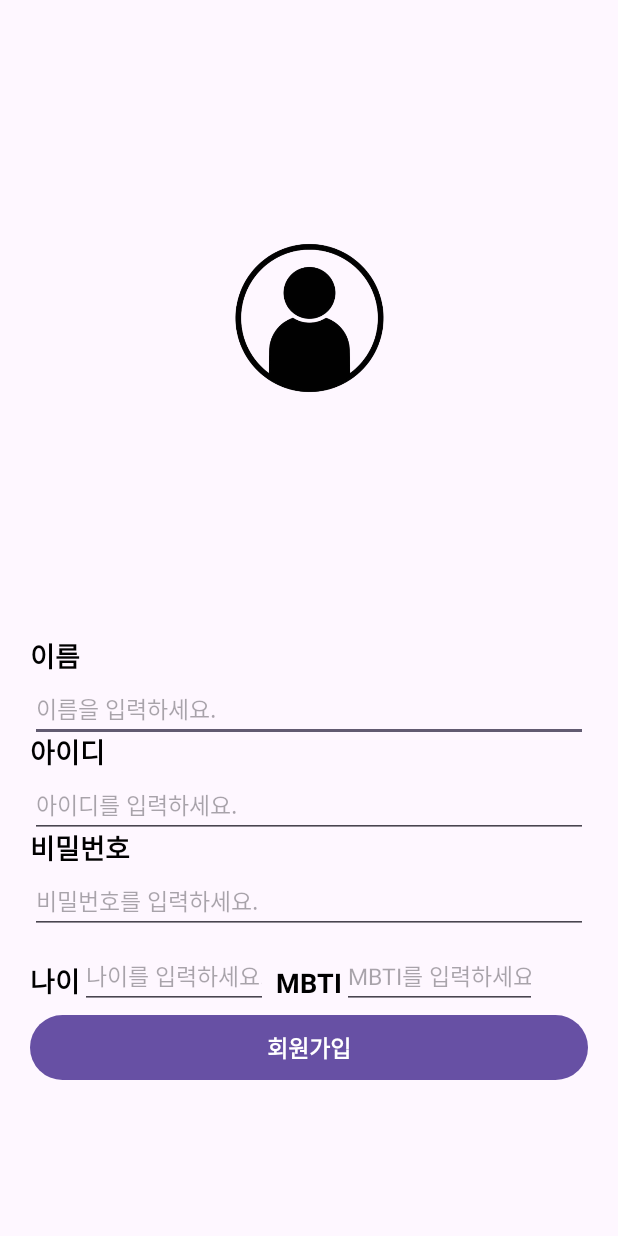
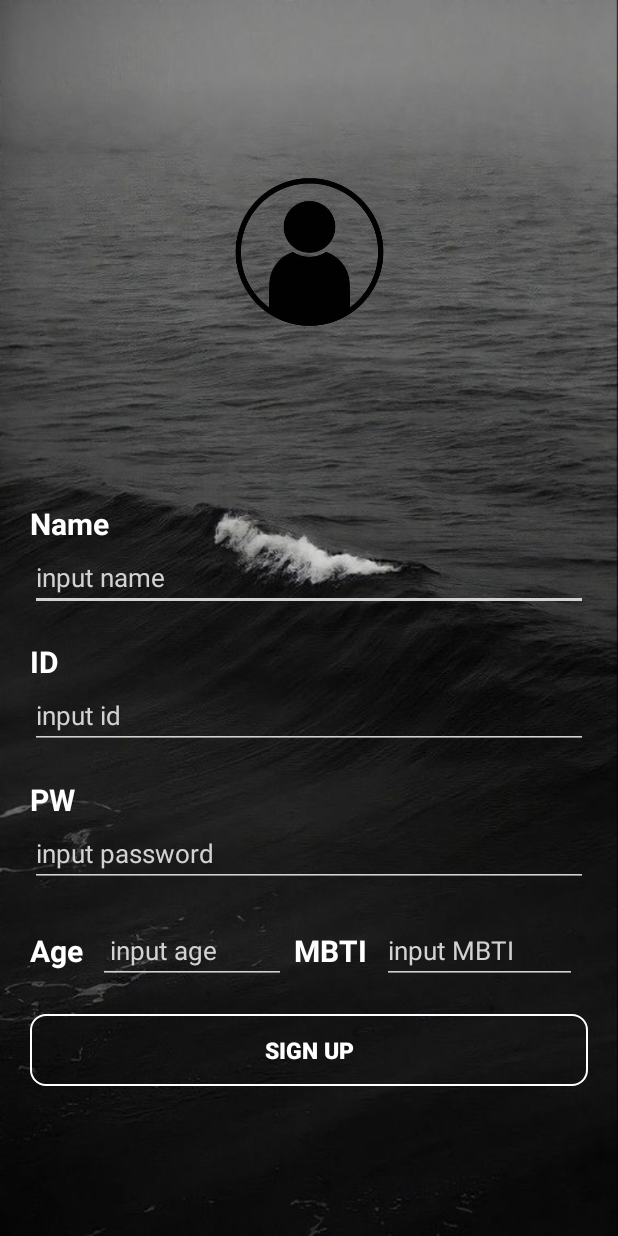
Before and after one commit to SoftyChoo/Kotlin_Study, an Android app: the SignUpActivity screen opened directly, with no data from a screen before it, on a phone screen of 412 x 824 dp. Run offline under Robolectric (Android 15) with nearby library versions, the phone set to English and light mode, and no system bars.

Commit message:
Design : UI

```diff
--- a/Assignment_Login/app/build.gradle
+++ b/Assignment_Login/app/build.gradle
@@ -9,7 +9,7 @@
 
     defaultConfig {
         applicationId "com.example.assignment_login"
-        minSdk 31
+        minSdk 30
         targetSdk 33
         versionCode 1
         versionName "1.0"
--- /dev/null
+++ b/Assignment_Login/app/src/main/res/drawable/btn_shape.xml
@@ -0,0 +1,14 @@
+<?xml version="1.0" encoding="utf-8"?>
+    <shape xmlns:android="http://schemas.android.com/apk/res/android" >
+
+        <solid android:color="#00ff0000" />
+        <stroke
+            android:width="1dp"
+            android:color="#ffffff" />
+        <corners
+            android:topLeftRadius="10dp"
+            android:topRightRadius="10dp"
+            android:bottomLeftRadius="10dp"
+            android:bottomRightRadius="10dp"  />
+
+    </shape>
--- a/Assignment_Login/app/src/main/res/layout/activity_sign_up.xml
+++ b/Assignment_Login/app/src/main/res/layout/activity_sign_up.xml
@@ -4,6 +4,7 @@
     xmlns:tools="http://schemas.android.com/tools"
     android:layout_width="match_parent"
     android:layout_height="match_parent"
+    android:background="@drawable/wave"
     tools:context=".SignUpActivity">
 
     <EditText
@@ -11,9 +12,12 @@
         android:layout_width="match_parent"
         android:layout_height="wrap_content"
         android:layout_margin="20dp"
-        android:hint="이름을 입력하세요."
-        android:textSize="15dp"
-        app:layout_constraintBottom_toTopOf="@+id/edit_id"
+        android:backgroundTint="@color/grey"
+        android:hint="input name"
+        android:textColor="@color/grey"
+        android:textColorHint="@color/grey"
+        android:textSize="17dp"
+        app:layout_constraintBottom_toTopOf="@+id/textView6"
         tools:layout_editor_absoluteX="20dp" />
 
     <EditText
@@ -21,9 +25,12 @@
         android:layout_width="match_parent"
         android:layout_height="wrap_content"
         android:layout_margin="20dp"
-        android:hint="아이디를 입력하세요."
-        android:textSize="15dp"
-        app:layout_constraintBottom_toTopOf="@+id/edit_pw"
+        android:backgroundTint="@color/grey"
+        android:hint="input id"
+        android:textColor="@color/grey"
+        android:textColorHint="@color/grey"
+        android:textSize="17dp"
+        app:layout_constraintBottom_toTopOf="@+id/textView5"
         tools:layout_editor_absoluteX="24dp" />
 
     <EditText
@@ -31,10 +38,13 @@
         android:layout_width="match_parent"
         android:layout_height="wrap_content"
         android:layout_margin="20dp"
-        android:hint="비밀번호를 입력하세요."
+        android:backgroundTint="@color/grey"
+        android:hint="input password"
         android:inputType="textPassword"
-        android:textSize="15dp"
-        app:layout_constraintBottom_toTopOf="@+id/textView8"
+        android:textColor="@color/grey"
+        android:textColorHint="@color/grey"
+        android:textSize="17dp"
+        app:layout_constraintBottom_toTopOf="@+id/edit_age"
         app:layout_constraintEnd_toEndOf="parent"
         app:layout_constraintStart_toStartOf="parent" />
 
@@ -43,9 +53,9 @@
         android:layout_width="wrap_content"
         android:layout_height="wrap_content"
         android:layout_marginLeft="20dp"
-        android:text="이름"
-        android:textColor="@color/black"
-        android:textSize="18dp"
+        android:text="Name"
+        android:textColor="@color/white"
+        android:textSize="20dp"
         android:textStyle="bold"
         app:layout_constraintBottom_toTopOf="@+id/edit_name"
         app:layout_constraintStart_toStartOf="parent" />
@@ -55,9 +65,9 @@
         android:layout_width="wrap_content"
         android:layout_height="wrap_content"
         android:layout_marginLeft="20dp"
-        android:text="비밀번호"
-        android:textColor="@color/black"
-        android:textSize="18dp"
+        android:text="PW"
+        android:textColor="@color/white"
+        android:textSize="20dp"
         android:textStyle="bold"
         app:layout_constraintBottom_toTopOf="@+id/edit_pw"
         app:layout_constraintStart_toStartOf="parent" />
@@ -67,9 +77,9 @@
         android:layout_width="wrap_content"
         android:layout_height="wrap_content"
         android:layout_marginStart="20dp"
-        android:text="아이디"
-        android:textColor="@color/black"
-        android:textSize="18dp"
+        android:text="ID"
+        android:textColor="@color/white"
+        android:textSize="20dp"
         android:textStyle="bold"
         app:layout_constraintBottom_toTopOf="@+id/edit_id"
         app:layout_constraintStart_toStartOf="parent" />
@@ -81,8 +91,10 @@
         android:layout_marginLeft="20dp"
         android:layout_marginRight="20dp"
         android:layout_marginBottom="100dp"
+        android:background="@drawable/btn_shape"
         android:padding="10dp"
-        android:text="회원가입"
+        android:text="Sign up"
+        android:textColor="@color/white"
         android:textSize="15dp"
         android:textStyle="bold"
         app:layout_constraintBottom_toBottomOf="parent"
@@ -105,21 +117,26 @@
         android:layout_width="wrap_content"
         android:layout_height="wrap_content"
         android:layout_marginLeft="20dp"
-        android:layout_marginBottom="5dp"
-        android:text="나이"
-        android:textColor="@color/black"
-        android:textSize="18dp"
+        android:text="Age"
+        android:textColor="@color/white"
+        android:textSize="20dp"
         android:textStyle="bold"
-        app:layout_constraintBottom_toTopOf="@+id/btn_edit"
-        app:layout_constraintStart_toStartOf="parent" />
+        app:layout_constraintBottom_toBottomOf="@+id/edit_age"
+        app:layout_constraintStart_toStartOf="parent"
+        app:layout_constraintTop_toTopOf="@+id/edit_age" />
 
     <EditText
         android:id="@+id/edit_age"
         android:layout_width="125dp"
         android:layout_height="wrap_content"
-        android:textSize="15dp"
-        android:hint="나이를 입력하세요."
+        android:layout_marginLeft="10dp"
+        android:layout_marginBottom="20dp"
+        android:backgroundTint="@color/grey"
+        android:hint=" input age"
         android:inputType="number"
+        android:textColor="@color/grey"
+        android:textColorHint="@color/grey"
+        android:textSize="17dp"
         app:layout_constraintBottom_toTopOf="@+id/btn_edit"
         app:layout_constraintStart_toEndOf="@+id/textView3" />
 
@@ -128,23 +145,28 @@
         android:layout_width="wrap_content"
         android:layout_height="wrap_content"
         android:layout_marginLeft="5dp"
-        android:layout_marginBottom="5dp"
         android:text="MBTI"
-        android:textColor="@color/black"
-        android:textSize="18dp"
+        android:textColor="@color/white"
+        android:textSize="20dp"
         android:textStyle="bold"
-        app:layout_constraintBottom_toTopOf="@+id/btn_edit"
-        app:layout_constraintStart_toEndOf="@+id/edit_age" />
+        app:layout_constraintBottom_toBottomOf="@+id/edit_age"
+        app:layout_constraintStart_toEndOf="@+id/edit_age"
+        app:layout_constraintTop_toTopOf="@+id/edit_age" />
 
     <EditText
         android:id="@+id/edit_mbti"
         android:layout_width="130dp"
-        android:hint="MBTI를 입력하세요."
-        android:textSize="15dp"
         android:layout_height="wrap_content"
+        android:layout_marginLeft="10dp"
+        android:backgroundTint="@color/grey"
+        android:hint="input MBTI"
         android:inputType="textCapCharacters"
-        app:layout_constraintBottom_toTopOf="@+id/btn_edit"
-        app:layout_constraintStart_toEndOf="@+id/textView8" />
+        android:textColor="@color/grey"
+        android:textColorHint="@color/grey"
+        android:textSize="17dp"
+        app:layout_constraintBottom_toBottomOf="@+id/textView8"
+        app:layout_constraintStart_toEndOf="@+id/textView8"
+        app:layout_constraintTop_toTopOf="@+id/textView8" />
 
 
 </androidx.constraintlayout.widget.ConstraintLayout>
--- a/Assignment_Login/app/src/main/res/values-night/themes.xml
+++ b/Assignment_Login/app/src/main/res/values-night/themes.xml
@@ -1,6 +1,6 @@
 <resources xmlns:tools="http://schemas.android.com/tools">
     <!-- Base application theme. -->
-    <style name="Base.Theme.Assignment_Login" parent="Theme.Material3.DayNight.NoActionBar">
+    <style name="Base.Theme.Assignment_Login" parent="Theme.AppCompat.Light.NoActionBar">
         <!-- Customize your dark theme here. -->
         <!-- <item name="colorPrimary">@color/my_dark_primary</item> -->
     </style>
--- a/Assignment_Login/app/src/main/res/values/colors.xml
+++ b/Assignment_Login/app/src/main/res/values/colors.xml
@@ -2,4 +2,5 @@
 <resources>
     <color name="black">#FF000000</color>
     <color name="white">#FFFFFFFF</color>
+    <color name="grey">#d2d2d2</color>
 </resources>
--- a/Assignment_Login/app/src/main/res/values/themes.xml
+++ b/Assignment_Login/app/src/main/res/values/themes.xml
@@ -1,6 +1,6 @@
 <resources xmlns:tools="http://schemas.android.com/tools">
     <!-- Base application theme. -->
-    <style name="Base.Theme.Assignment_Login" parent="Theme.Material3.DayNight.NoActionBar">
+    <style name="Base.Theme.Assignment_Login" parent="Theme.AppCompat.Light.NoActionBar">
         <!-- Customize your light theme here. -->
         <!-- <item name="colorPrimary">@color/my_light_primary</item> -->
     </style>
```
Also changed, not shown: Assignment_Login/app/src/main/res/layout/activity_home.xml (+66 -65 lines), Assignment_Login/app/src/main/res/layout/activity_signin.xml (+29 -21 lines), Assignment_Login/app/src/main/res/drawable/logo_white.png (added), Assignment_Login/app/src/main/res/drawable/logologo.jpg (deleted), Assignment_Login/app/src/main/res/drawable/wave.jpeg (added).
